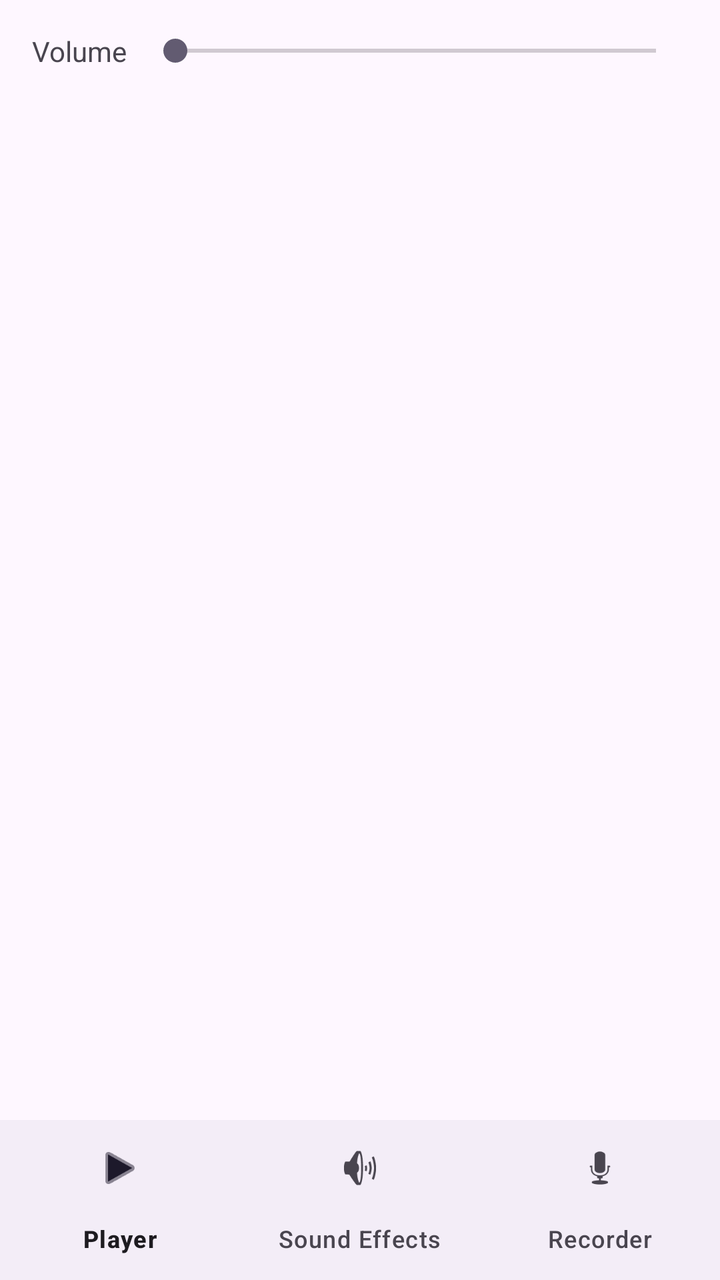
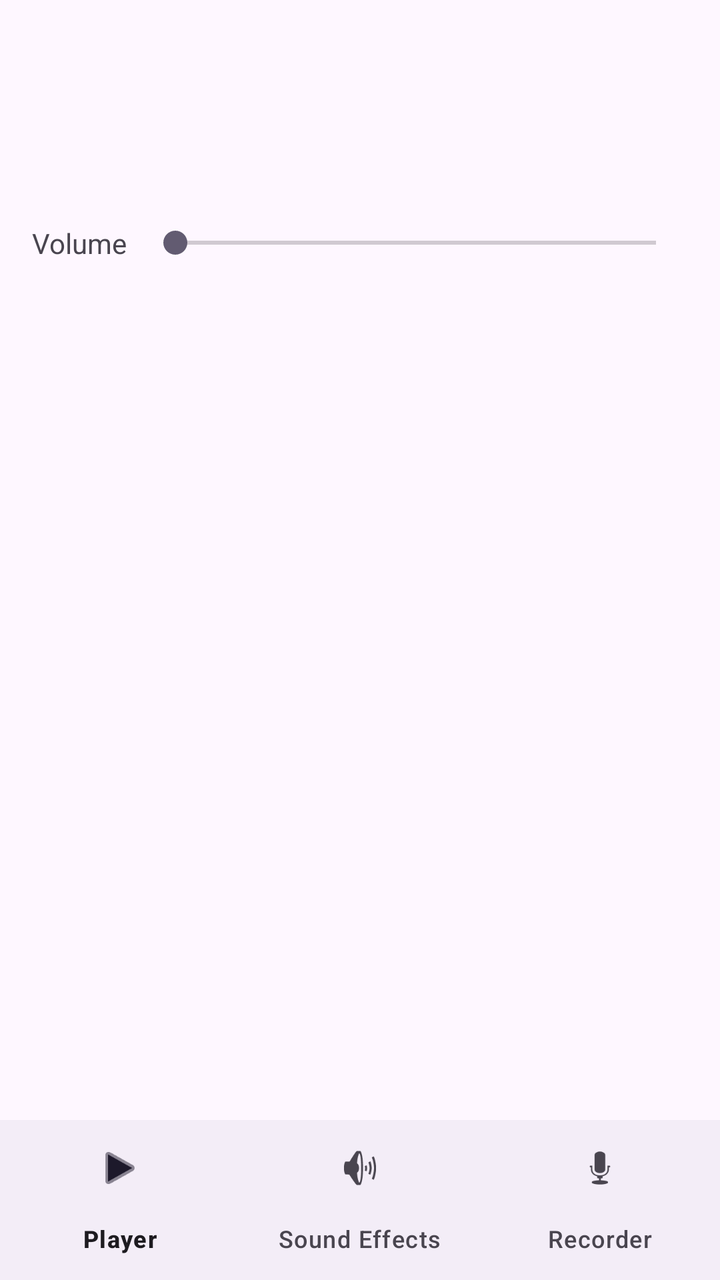

Compare the two renders of this Android layout. The source of the first and the diff that turns it into the second are given below.
<!-- AndroidManifest.xml: application theme Theme.MiniPlayer -->
<!-- res/layout/activity_main.xml -->
<?xml version="1.0" encoding="utf-8"?>
<androidx.constraintlayout.widget.ConstraintLayout xmlns:android="http://schemas.android.com/apk/res/android"
    xmlns:app="http://schemas.android.com/apk/res-auto"
    xmlns:tools="http://schemas.android.com/tools"
    android:id="@+id/main"
    android:layout_width="match_parent"
    android:layout_height="match_parent"
    tools:context=".MainActivity">

    <LinearLayout
        android:id="@+id/volume_container"
        android:layout_width="0dp"
        android:layout_height="wrap_content"
        android:orientation="horizontal"
        android:padding="16dp"
        android:gravity="center_vertical"
        app:layout_constraintTop_toTopOf="parent"
        app:layout_constraintStart_toStartOf="parent"
        app:layout_constraintEnd_toEndOf="parent">

        <TextView
            android:layout_width="wrap_content"
            android:layout_height="wrap_content"
            android:text="Volume"
            android:layout_marginEnd="8dp"/>

        <SeekBar
            android:id="@+id/volume_seekbar"
            android:layout_width="0dp"
            android:layout_height="wrap_content"
            android:layout_weight="1" />
    </LinearLayout>

    <androidx.fragment.app.FragmentContainerView
        android:id="@+id/nav_host_fragment"
        android:layout_width="0dp"
        android:layout_height="0dp"
        app:layout_constraintBottom_toTopOf="@id/bottom_navigation"
        app:layout_constraintEnd_toEndOf="parent"
        app:layout_constraintStart_toStartOf="parent"
        app:layout_constraintTop_toBottomOf="@id/volume_container" />

    <com.google.android.material.bottomnavigation.BottomNavigationView
        android:id="@+id/bottom_navigation"
        android:layout_width="0dp"
        android:layout_height="wrap_content"
        app:layout_constraintBottom_toBottomOf="parent"
        app:layout_constraintEnd_toEndOf="parent"
        app:layout_constraintStart_toStartOf="parent"
        app:menu="@menu/bottom_nav_menu" />

</androidx.constraintlayout.widget.ConstraintLayout>
<!-- resources referenced by this layout -->
<resources>
  <style name="Theme.MiniPlayer" parent="Base.Theme.MiniPlayer" />
  <style name="Base.Theme.MiniPlayer" parent="Theme.Material3.DayNight.NoActionBar">
          
          
      </style>
</resources>

<!-- the commit's change to res/layout/activity_main.xml (unified diff, before → after) -->
@@ -7,6 +7,13 @@
     android:layout_height="match_parent"
     tools:context=".MainActivity">
 
+    <androidx.constraintlayout.widget.Guideline
+        android:id="@+id/guideline_volume"
+        android:layout_width="wrap_content"
+        android:layout_height="wrap_content"
+        android:orientation="horizontal"
+        app:layout_constraintGuide_percent="0.15" />
+
     <LinearLayout
         android:id="@+id/volume_container"
         android:layout_width="0dp"
@@ -14,7 +21,7 @@
         android:orientation="horizontal"
         android:padding="16dp"
         android:gravity="center_vertical"
-        app:layout_constraintTop_toTopOf="parent"
+        app:layout_constraintTop_toTopOf="@id/guideline_volume"
         app:layout_constraintStart_toStartOf="parent"
         app:layout_constraintEnd_toEndOf="parent">
 
